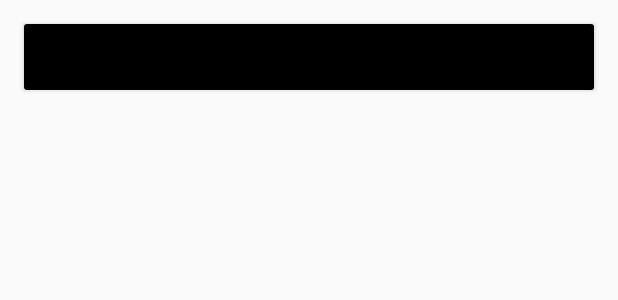
After one commit to Thompson154/SmartBoardAutomation, an Android app: the layout item_score.xml on its own in the app's theme, with its tools: preview values and no code run, on a phone screen of 412 x 824 dp. The commit adds this screen. Shown: the top 300 px of the screen. Run offline under Robolectric (Android 15) with nearby library versions, the phone set to English and light mode, and no system bars.

Commit message:
TASK010: Score Screen

```diff
--- a/app/build.gradle
+++ b/app/build.gradle
@@ -33,6 +33,8 @@ dependencies {
     implementation 'androidx.appcompat:appcompat:1.7.0' // Soporte para Toolbar
     implementation 'com.google.android.material:material:1.12.0' // Material Components
     implementation 'androidx.constraintlayout:constraintlayout:2.2.0'
+    implementation 'com.google.firebase:firebase-crashlytics-buildtools:3.0.2'
+    implementation 'com.google.code.gson:gson:2.10.1'
 
     // Testing
     testImplementation 'junit:junit:4.13.2'
--- /dev/null
+++ b/app/src/main/res/layout/item_score.xml
@@ -0,0 +1,40 @@
+<androidx.cardview.widget.CardView
+    xmlns:android="http://schemas.android.com/apk/res/android"
+    xmlns:tools="http://schemas.android.com/tools"
+    android:layout_width="match_parent"
+    android:layout_height="wrap_content"
+    android:layout_margin="16dp"
+    >
+
+    <LinearLayout
+        android:layout_width="match_parent"
+        android:layout_height="wrap_content"
+        android:orientation="vertical">
+
+        <TextView
+            android:id="@+id/name_player"
+            android:layout_width="match_parent"
+            android:layout_height="0dp"
+            android:layout_weight="1"
+            android:background="@color/black"
+            android:paddingStart="4dp"
+            android:text=""
+            android:textColor="@android:color/white"
+            android:textSize="16sp"
+            tools:ignore="RtlSymmetry" />
+
+        <TextView
+            android:id="@+id/score_player"
+            android:layout_width="match_parent"
+            android:layout_height="0dp"
+            android:layout_weight="1"
+            android:background="@color/black"
+            android:paddingStart="4dp"
+            android:text=""
+            android:textColor="@color/blue_grey"
+            android:textSize="16sp"
+            tools:ignore="RtlSymmetry" />
+
+    </LinearLayout>
+
+</androidx.cardview.widget.CardView>
```
Also changed, not shown: app/src/main/java/edu/upb/lp/core/activities/AndroidGameActivity.java (+36 -1 lines), app/src/main/java/edu/upb/lp/core/adapter/ScoreItemAdapter.java (added, +54 -0 lines), app/src/main/java/edu/upb/lp/core/model/Score.java (added, +19 -0 lines), app/src/main/java/edu/upb/lp/core/recyclerview/ScoreScreenActivity.java (added, +65 -0 lines), app/src/main/res/layout/activity_score_screen.xml (added, +47 -0 lines).
